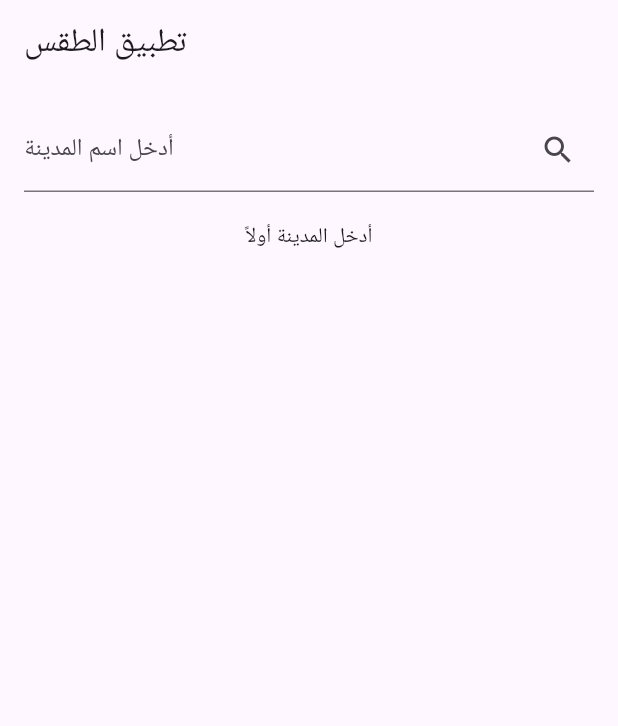
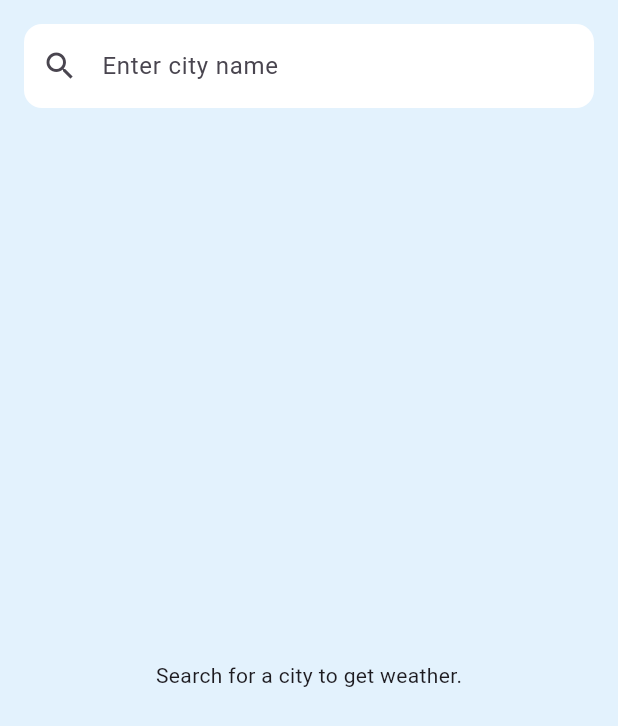
Before and after one commit to mostafa-osman-coder/weather_app_task1, a Flutter app: the screen it shows after launch, on a phone screen of 412 x 824 dp. Shown: the top 726 px of the screen. Run offline on Flutter 3.47's test engine with Material 3 defaults, Android fonts, the phone set to English and light mode, and no system bars; our stand-ins replace bloc, dio, equatable, flutter_bloc.

Commit message:
refactor HomeScreen to enhance UI and display 5-day weather forecast

```diff
--- a/lib/screens/home_screen.dart
+++ b/lib/screens/home_screen.dart
@@ -11,60 +11,161 @@ class HomeScreen extends StatelessWidget {
   @override
   Widget build(BuildContext context) {
     return Scaffold(
-      appBar: AppBar(title: const Text('تطبيق الطقس')),
-      body: Padding(
+      backgroundColor: Colors.blue[50],
+      body: SafeArea(
+        child: Padding(
           padding: const EdgeInsets.all(16.0),
           child: Column(
             children: [
+              // 🔍 حقل البحث
               TextField(
                 controller: controller,
                 onSubmitted: (value) {
                   context.read<WeatherCubit>().getWeather(value);
                 },
-              decoration: const InputDecoration(
-                labelText: 'أدخل اسم المدينة',
-                suffixIcon: Icon(Icons.search),
+                decoration: InputDecoration(
+                  hintText: 'Enter city name',
+                  filled: true,
+                  fillColor: Colors.white,
+                  prefixIcon: const Icon(Icons.search),
+                  border: OutlineInputBorder(
+                    borderRadius: BorderRadius.circular(12),
+                    borderSide: BorderSide.none,
+                  ),
                 ),
               ),
               const SizedBox(height: 20),
-            BlocBuilder<WeatherCubit, WeatherState>(
+
+              // 📦 محتوى الطقس
+              Expanded(
+                child: BlocBuilder<WeatherCubit, WeatherState>(
                   builder: (context, state) {
                     if (state is WeatherLoading) {
-                  return const CircularProgressIndicator();
+                      return const Center(child: CircularProgressIndicator());
                     } else if (state is WeatherLoaded) {
                       final weather = state.weather;
                       final forecast = state.forecast;
 
                       return Column(
+                        children: [
+                          // 🔷 الكارد الأساسي
+                          Card(
+                            shape: RoundedRectangleBorder(
+                                borderRadius: BorderRadius.circular(16)),
+                            elevation: 4,
+                            child: Container(
+                              width: double.infinity,
+                              padding: const EdgeInsets.all(20),
+                              decoration: BoxDecoration(
+                                borderRadius: BorderRadius.circular(16),
+                                gradient: LinearGradient(
+                                  colors: [Colors.lightBlue, Colors.blue[800]!],
+                                  begin: Alignment.topLeft,
+                                  end: Alignment.bottomRight,
+                                ),
+                              ),
+                              child: Column(
                                 crossAxisAlignment: CrossAxisAlignment.start,
                                 children: [
-      Text('المدينة: ${weather.city}'),
-      Text('الحرارة: ${weather.temp}°C'),
-      Text('الوصف: ${weather.description}'),
-      const SizedBox(height: 16),
-      const Text('توقعات الأيام القادمة:'),
-      const SizedBox(height: 8),
+                                  Text(
+                                    weather.city,
+                                    style: const TextStyle(
+                                        color: Colors.white,
+                                        fontSize: 26,
+                                        fontWeight: FontWeight.bold),
+                                  ),
+                                  const SizedBox(height: 5),
+                                  Text(
+                                    weather.description,
+                                    style: const TextStyle(
+                                      color: Colors.white70,
+                                      fontSize: 16,
+                                    ),
+                                  ),
+                                  const SizedBox(height: 10),
+                                  Row(
+                                    mainAxisAlignment:
+                                        MainAxisAlignment.spaceBetween,
+                                    children: [
+                                      Text(
+                                        '${weather.temp.round()}°C',
+                                        style: const TextStyle(
+                                          color: Colors.white,
+                                          fontSize: 48,
+                                          fontWeight: FontWeight.w500,
+                                        ),
+                                      ),
+                                      Image.asset(
+                                        'assets/images/weather-icon.png',
+                                        width: 80,
+                                      ),
+                                    ],
+                                  ),
+                                  const SizedBox(height: 5),
+                                  Text(
+                                    'Wind: ${weather.wind} m/s',
+                                    style: const TextStyle(
+                                        color: Colors.white70, fontSize: 14),
+                                  ),
+                                ],
+                              ),
+                            ),
+                          ),
+                          const SizedBox(height: 24),
+
+                          // 🔄 التوقعات
+                          Align(
+                            alignment: Alignment.centerLeft,
+                            child: Text(
+                              'Forecast (5 days)',
+                              style: TextStyle(
+                                fontSize: 16,
+                                color: Colors.grey[800],
+                                fontWeight: FontWeight.bold,
+                              ),
+                            ),
+                          ),
+                          const SizedBox(height: 12),
                           SizedBox(
                             height: 120,
-        child: ListView.separated(
+                            child: ListView.builder(
                               scrollDirection: Axis.horizontal,
                               itemCount: forecast.length,
-          separatorBuilder: (_, __) => const SizedBox(width: 10),
                               itemBuilder: (context, index) {
-            final day = forecast[index];
+                                final f = forecast[index];
                                 return Container(
                                   width: 100,
-              padding: const EdgeInsets.all(8),
+                                  margin: const EdgeInsets.only(right: 10),
+                                  padding: const EdgeInsets.all(10),
                                   decoration: BoxDecoration(
-                color: Colors.blue.shade100,
-                borderRadius: BorderRadius.circular(8),
+                                    color: Colors.white,
+                                    borderRadius: BorderRadius.circular(12),
+                                    boxShadow: [
+                                      BoxShadow(
+                                        color: Colors.black12,
+                                        blurRadius: 6,
+                                        offset: const Offset(2, 2),
+                                      )
+                                    ],
                                   ),
                                   child: Column(
                                     mainAxisAlignment: MainAxisAlignment.center,
                                     children: [
-                  Text('${day.temp}°C', style: const TextStyle(fontWeight: FontWeight.bold)),
+                                      Icon(Icons.wb_sunny, color: Colors.orange),
+                                      const SizedBox(height: 6),
+                                      Text(
+                                        '${f.temp.round()}°C',
+                                        style: const TextStyle(
+                                          fontSize: 18,
+                                          fontWeight: FontWeight.bold,
+                                        ),
+                                      ),
                                       const SizedBox(height: 4),
-                  Text(day.description),
+                                      Text(
+                                        f.description,
+                                        textAlign: TextAlign.center,
+                                        style: const TextStyle(fontSize: 12),
+                                      ),
                                     ],
                                   ),
                                 );
@@ -74,12 +175,17 @@ class HomeScreen extends StatelessWidget {
                         ],
                       );
                     } else if (state is WeatherError) {
-                  return Text(state.message, style: const TextStyle(color: Colors.red));
+                      return Center(
+                          child: Text(state.message,
+                              style: const TextStyle(color: Colors.red)));
                     }
-                return const Text('أدخل المدينة أولاً');
+                    return const Center(
+                        child: Text('Search for a city to get weather.'));
                   },
                 ),
+              ),
             ],
+          ),
         ),
       ),
     );
```
Lines whose indentation alone changed are shown as unchanged.
